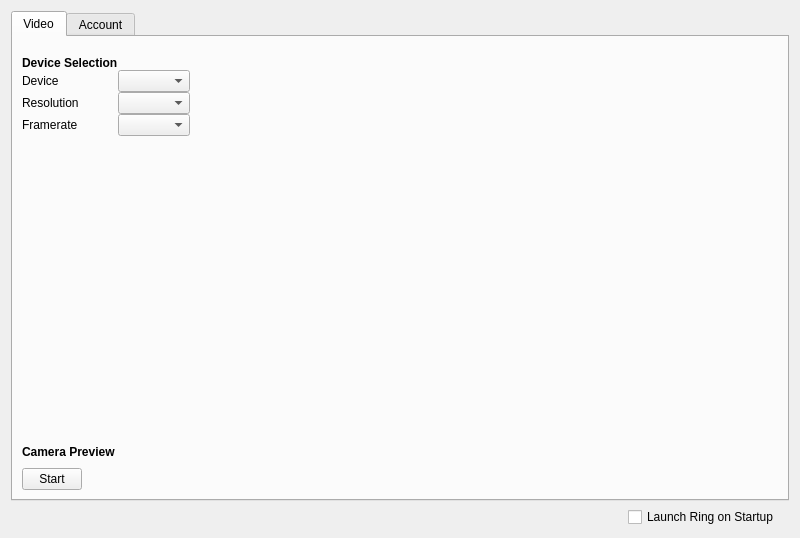
Above: configurationwidget.ui from savoirfairelinux/jami-client-windows before the change. Below: the same form after it.
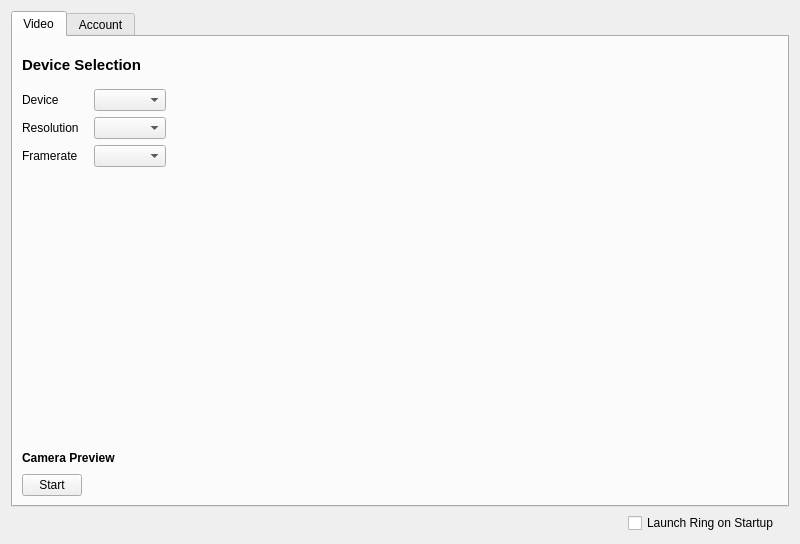
That is the form after the change. Icons and pictures are not drawn. Custom widgets are drawn as their Qt base class.

```diff
--- a/configurationwidget.ui
+++ b/configurationwidget.ui
@@ -7,7 +7,7 @@
     <x>0</x>
     <y>0</y>
     <width>800</width>
-    <height>538</height>
+    <height>544</height>
    </rect>
   </property>
   <property name="sizePolicy">
@@ -48,14 +48,6 @@
           <number>0</number>
          </property>
          <item>
-          <layout class="QFormLayout" name="formLayout">
-           <property name="sizeConstraint">
-            <enum>QLayout::SetDefaultConstraint</enum>
-           </property>
-           <property name="bottomMargin">
-            <number>0</number>
-           </property>
-           <item row="0" column="0">
             <widget class="QLabel" name="deviceSelecLabel">
              <property name="sizePolicy">
               <sizepolicy hsizetype="Preferred" vsizetype="Preferred">
@@ -71,6 +63,7 @@
              </property>
              <property name="font">
               <font>
+             <pointsize>11</pointsize>
                <weight>75</weight>
                <bold>true</bold>
               </font>
@@ -80,6 +73,33 @@
              </property>
             </widget>
            </item>
+         <item>
+          <spacer name="verticalSpacer">
+           <property name="orientation">
+            <enum>Qt::Vertical</enum>
+           </property>
+           <property name="sizeType">
+            <enum>QSizePolicy::Fixed</enum>
+           </property>
+           <property name="sizeHint" stdset="0">
+            <size>
+             <width>20</width>
+             <height>15</height>
+            </size>
+           </property>
+          </spacer>
+         </item>
+         <item>
+          <layout class="QFormLayout" name="formLayout">
+           <property name="sizeConstraint">
+            <enum>QLayout::SetDefaultConstraint</enum>
+           </property>
+           <property name="horizontalSpacing">
+            <number>15</number>
+           </property>
+           <property name="verticalSpacing">
+            <number>6</number>
+           </property>
            <item row="3" column="0">
             <widget class="QLabel" name="deviceLabel">
              <property name="text">
```
Left out of the diff: 6 changed lines with no effect on the pictures. Lines whose indentation alone changed are shown as unchanged.
